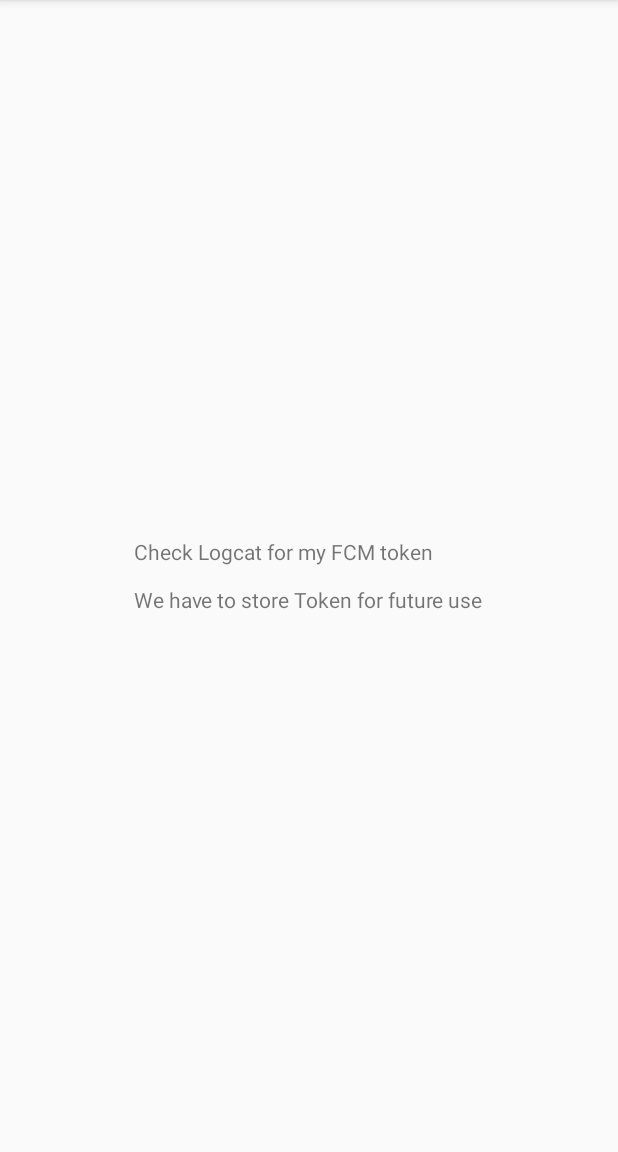
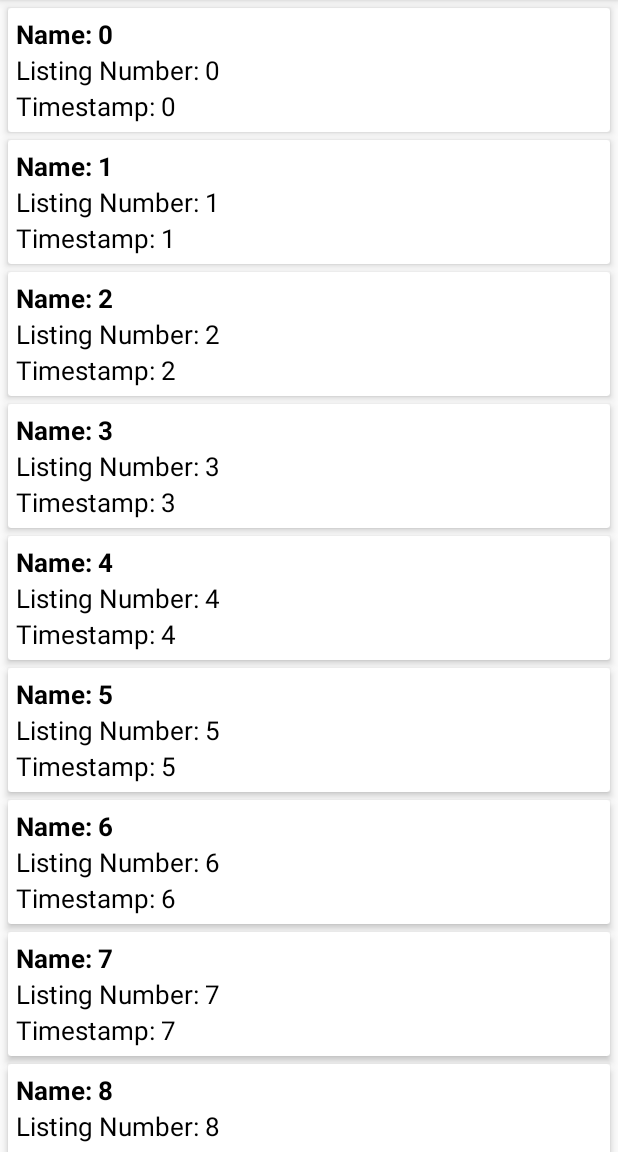
Before and after one commit to Anubhav-Roy/non-paying-customer, an Android app: the screen it shows after launch (MainActivity), on a phone screen of 412 x 824 dp, the part 84-1236 px from its top. Run offline under Robolectric (Android 15) with nearby library versions, the phone set to English and light mode, and no system bars; 1 statement that could not run was skipped.

Commit message:
RecyclerView Added

```diff
--- a/app/build.gradle
+++ b/app/build.gradle
@@ -27,5 +27,7 @@ dependencies {
     androidTestImplementation 'com.android.support.test:runner:1.0.1'
     androidTestImplementation 'com.android.support.test.espresso:espresso-core:3.0.1'
     implementation 'com.google.firebase:firebase-messaging:11.8.0'
+    implementation 'com.android.support:recyclerview-v7:26.1.0'
+    implementation 'com.android.support:cardview-v7:26.1.0'
 }
 apply plugin: 'com.google.gms.google-services'
--- a/app/src/main/java/razzappz/non_paying_customer/MainActivity.java
+++ b/app/src/main/java/razzappz/non_paying_customer/MainActivity.java
@@ -2,13 +2,21 @@ package razzappz.non_paying_customer;
 
 import android.support.v7.app.AppCompatActivity;
 import android.os.Bundle;
+import android.support.v7.widget.LinearLayoutManager;
+import android.support.v7.widget.RecyclerView;
 import android.util.Log;
 import android.widget.Toast;
 
 import com.google.firebase.iid.FirebaseInstanceId;
 
+import java.util.ArrayList;
+import java.util.List;
+
 public class MainActivity extends AppCompatActivity {
     private static final String TAG="MainActivity";
+    private RecyclerView recyclerView;
+    private RecyclerView.Adapter adapter;
+    private List<Properties> propertiesList=new ArrayList<>();
 
     @Override
     protected void onCreate(Bundle savedInstanceState) {
@@ -18,5 +26,19 @@ public class MainActivity extends AppCompatActivity {
         String token= FirebaseInstanceId.getInstance().getToken();
         Log.e(TAG, "onCreate: Token: "+token );
 
+        recyclerView=(RecyclerView)findViewById(R.id.recyclerView);
+        recyclerView.setHasFixedSize(true);
+        recyclerView.setLayoutManager(new LinearLayoutManager(this));
+
+        for (int i=0;i<10;i++) {
+            Properties properties = new Properties("Name: "+i, "Listing Number: "+i, "Timestamp: "+i);
+            propertiesList.add(properties);
+        }
+        adapter=new PropertiesAdapter(propertiesList,this);
+        recyclerView.setAdapter(adapter);
+
+
+
+
     }
 }
--- /dev/null
+++ b/app/src/main/java/razzappz/non_paying_customer/Properties.java
@@ -0,0 +1,40 @@
+package razzappz.non_paying_customer;
+
+
+public class Properties {
+    String name,number,time;
+
+    public Properties(){
+
+    }
+
+    public Properties(String name, String number, String time) {
+        this.name = name;
+        this.number = number;
+        this.time = time;
+    }
+
+    public String getName() {
+        return name;
+    }
+
+    public void setName(String name) {
+        this.name = name;
+    }
+
+    public String getNumber() {
+        return number;
+    }
+
+    public void setNumber(String number) {
+        this.number = number;
+    }
+
+    public String getTime() {
+        return time;
+    }
+
+    public void setTime(String time) {
+        this.time = time;
+    }
+}
--- /dev/null
+++ b/app/src/main/java/razzappz/non_paying_customer/PropertiesAdapter.java
@@ -0,0 +1,58 @@
+package razzappz.non_paying_customer;
+
+import android.app.LauncherActivity;
+import android.content.Context;
+import android.support.v7.widget.RecyclerView;
+import android.view.LayoutInflater;
+import android.view.View;
+import android.view.ViewGroup;
+import android.widget.TextView;
+
+import java.util.List;
+
+
+public class PropertiesAdapter extends RecyclerView.Adapter<PropertiesAdapter.ViewHolder> {
+
+    private List<Properties> propertiesList;
+    private Context context;
+
+    public PropertiesAdapter(List<Properties> propertiesList, Context context) {
+        this.propertiesList = propertiesList;
+        this.context = context;
+    }
+
+    @Override
+    public ViewHolder onCreateViewHolder(ViewGroup parent, int viewType) {
+        View v= LayoutInflater.from(parent.getContext()).inflate(R.layout.single_item,parent,false);
+        return new ViewHolder(v);
+    }
+
+    @Override
+    public void onBindViewHolder(ViewHolder holder, int position) {
+
+        Properties properties=propertiesList.get(position);
+        holder.tvName.setText(properties.getName());
+        holder.tvNumber.setText(properties.getNumber());
+        holder.tvTime.setText(properties.getTime());
+
+    }
+
+    @Override
+    public int getItemCount() {
+        return propertiesList.size();
+    }
+
+    public class ViewHolder extends RecyclerView.ViewHolder{
+        public TextView tvName,tvNumber,tvTime;
+
+        public ViewHolder(View itemView) {
+            super(itemView);
+
+            tvName=(TextView)itemView.findViewById(R.id.tvName);
+            tvNumber=(TextView)itemView.findViewById(R.id.tvNumber);
+            tvTime=(TextView)itemView.findViewById(R.id.tvTime);
+
+
+        }
+    }
+}
--- a/app/src/main/res/layout/activity_main.xml
+++ b/app/src/main/res/layout/activity_main.xml
@@ -6,10 +6,11 @@
     android:layout_height="match_parent"
     tools:context="razzappz.non_paying_customer.MainActivity">
 
-    <TextView
-        android:layout_width="wrap_content"
-        android:layout_height="wrap_content"
-        android:text="Check Logcat for my FCM token\n\nWe have to store Token for future use"
-        android:layout_centerInParent="true" />
+    <android.support.v7.widget.RecyclerView
+        android:id="@+id/recyclerView"
+        android:layout_width="match_parent"
+        android:layout_height="match_parent">
+
+    </android.support.v7.widget.RecyclerView>
 
 </RelativeLayout>
--- /dev/null
+++ b/app/src/main/res/layout/single_item.xml
@@ -0,0 +1,44 @@
+<?xml version="1.0" encoding="utf-8"?>
+<android.support.v7.widget.CardView xmlns:android="http://schemas.android.com/apk/res/android"
+    android:layout_width="match_parent"
+    xmlns:app="http://schemas.android.com/apk/res-auto"
+    android:layout_marginStart="5dp"
+    android:layout_marginEnd="5dp"
+    android:layout_marginTop="5dp"
+    app:cardElevation="3dp"
+    android:layout_height="wrap_content">
+
+    <LinearLayout
+        android:padding="5dp"
+        android:orientation="vertical"
+        android:layout_width="match_parent"
+        android:layout_height="match_parent">
+
+        <TextView
+            android:id="@+id/tvName"
+            android:textColor="#000"
+            android:textSize="17sp"
+            android:textStyle="bold"
+            android:text="Customer name"
+            android:layout_width="match_parent"
+            android:layout_height="wrap_content" />
+
+        <TextView
+            android:id="@+id/tvNumber"
+            android:textSize="17sp"
+            android:textColor="#000"
+            android:text="Listing number"
+            android:layout_width="match_parent"
+            android:layout_height="wrap_content" />
+
+        <TextView
+            android:id="@+id/tvTime"
+            android:textSize="17sp"
+            android:textColor="#000"
+            android:text="Time stamp"
+            android:layout_width="match_parent"
+            android:layout_height="wrap_content" />
+
+    </LinearLayout>
+
+</android.support.v7.widget.CardView>
```
